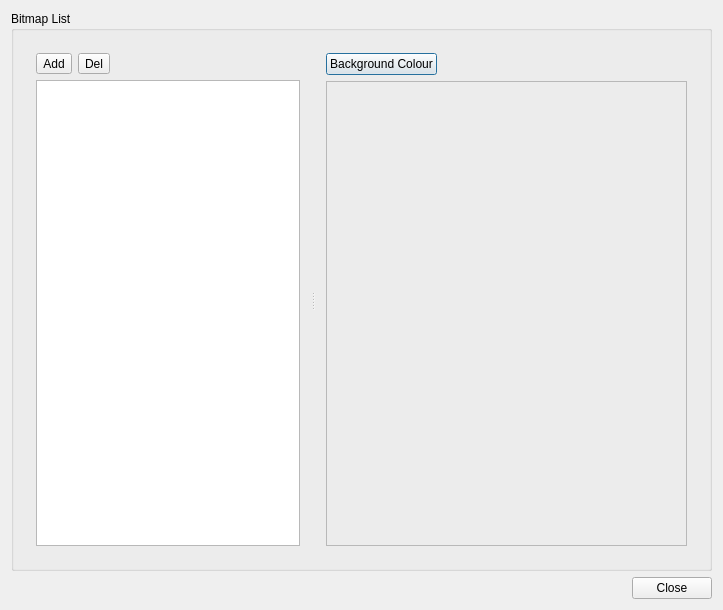
gyongchae/MediaEditor, file kvmrt2_media_editor/bitmapimagepool.ui: the form before one commit.
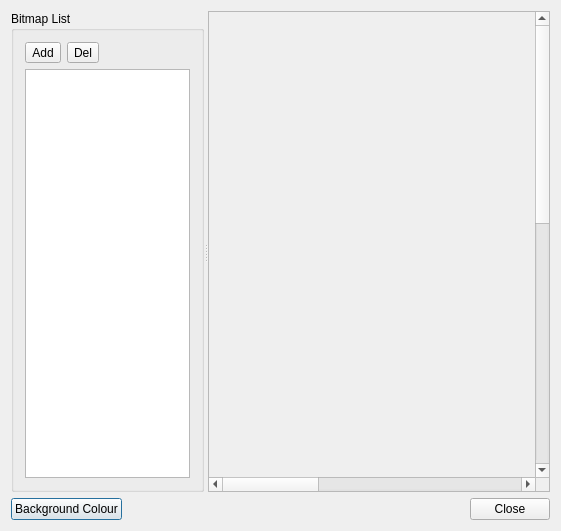
The form after the commit.

Commit message: preview scroll bar, gif support, video rotation modified

Diff of the .ui file:
```diff
--- a/kvmrt2_media_editor/bitmapimagepool.ui
+++ b/kvmrt2_media_editor/bitmapimagepool.ui
@@ -6,8 +6,8 @@
    <rect>
     <x>0</x>
     <y>0</y>
-    <width>723</width>
-    <height>610</height>
+    <width>561</width>
+    <height>531</height>
    </rect>
   </property>
   <property name="font">
@@ -18,19 +18,18 @@
   <property name="windowTitle">
    <string>Bitmap</string>
   </property>
-  <layout class="QVBoxLayout" name="verticalLayout_3" stretch="2,0">
+  <layout class="QVBoxLayout" name="verticalLayout" stretch="1,0">
    <item>
+    <widget class="QSplitter" name="splitter">
+     <property name="orientation">
+      <enum>Qt::Horizontal</enum>
+     </property>
     <widget class="QGroupBox" name="groupBox">
      <property name="title">
       <string>Bitmap List</string>
      </property>
      <layout class="QGridLayout" name="gridLayout">
       <item row="0" column="0">
-       <widget class="QSplitter" name="splitter">
-        <property name="orientation">
-         <enum>Qt::Horizontal</enum>
-        </property>
-        <widget class="QWidget" name="layoutWidget">
          <layout class="QVBoxLayout" name="verticalLayout_2" stretch="0,2">
           <item>
            <layout class="QHBoxLayout" name="horizontalLayout_3">
@@ -77,64 +76,71 @@
            </widget>
           </item>
          </layout>
-        </widget>
-        <widget class="QWidget" name="layoutWidget">
-         <layout class="QVBoxLayout" name="verticalLayout" stretch="0,2">
-          <item>
-           <layout class="QHBoxLayout" name="horizontalLayout_2">
-            <item>
-             <widget class="QPushButton" name="btnColor">
-              <property name="text">
-               <string>Background Colour</string>
-              </property>
-             </widget>
-            </item>
-            <item>
-             <spacer name="horizontalSpacer_3">
-              <property name="orientation">
-               <enum>Qt::Horizontal</enum>
-              </property>
-              <property name="sizeHint" stdset="0">
-               <size>
-                <width>40</width>
-                <height>20</height>
-               </size>
-              </property>
-             </spacer>
-            </item>
-           </layout>
-          </item>
+       </item>
+      </layout>
+     </widget>
+     <widget class="QScrollArea" name="scrollArea">
+      <property name="widgetResizable">
+       <bool>true</bool>
+      </property>
+      <widget class="QWidget" name="scrollAreaWidgetContents">
+       <property name="geometry">
+        <rect>
+         <x>0</x>
+         <y>-479</y>
+         <width>1017</width>
+         <height>1027</height>
+        </rect>
+       </property>
+       <layout class="QVBoxLayout" name="verticalLayout_4">
           <item>
-           <widget class="QFrame" name="frame">
-            <property name="sizePolicy">
-             <sizepolicy hsizetype="Minimum" vsizetype="Minimum">
-              <horstretch>0</horstretch>
-              <verstretch>0</verstretch>
-             </sizepolicy>
-            </property>
+         <widget class="QWidget" name="widget" native="true">
             <property name="minimumSize">
              <size>
-              <width>350</width>
-              <height>0</height>
-             </size>
-            </property>
-            <property name="frameShape">
-             <enum>QFrame::StyledPanel</enum>
-            </property>
-            <property name="frameShadow">
-             <enum>QFrame::Raised</enum>
-            </property>
+            <width>999</width>
+            <height>999</height>
+           </size>
+          </property>
+         </widget>
+        </item>
+        <item>
+         <widget class="QLabel" name="label">
+          <property name="sizePolicy">
+           <sizepolicy hsizetype="Minimum" vsizetype="Preferred">
+            <horstretch>0</horstretch>
+            <verstretch>0</verstretch>
+           </sizepolicy>
+          </property>
+          <property name="maximumSize">
+           <size>
+            <width>16777215</width>
+            <height>4</height>
+           </size>
+          </property>
+          <property name="styleSheet">
+           <string notr="true">QLabel {
+background-color: rgba(255, 255, 255, 255);
+}</string>
+          </property>
+          <property name="text">
+           <string/>
+          </property>
            </widget>
           </item>
          </layout>
         </widget>
        </widget>
-      </item>
-     </layout>
     </widget>
    </item>
    <item>
     <layout class="QHBoxLayout" name="horizontalLayout">
+     <item>
+      <widget class="QPushButton" name="btnColor">
+       <property name="text">
+        <string>Background Colour</string>
+       </property>
+      </widget>
+     </item>
      <item>
       <spacer name="horizontalSpacer_2">
        <property name="orientation">
```
Lines whose indentation alone changed are shown as unchanged. The commit also changes 23 other files.
